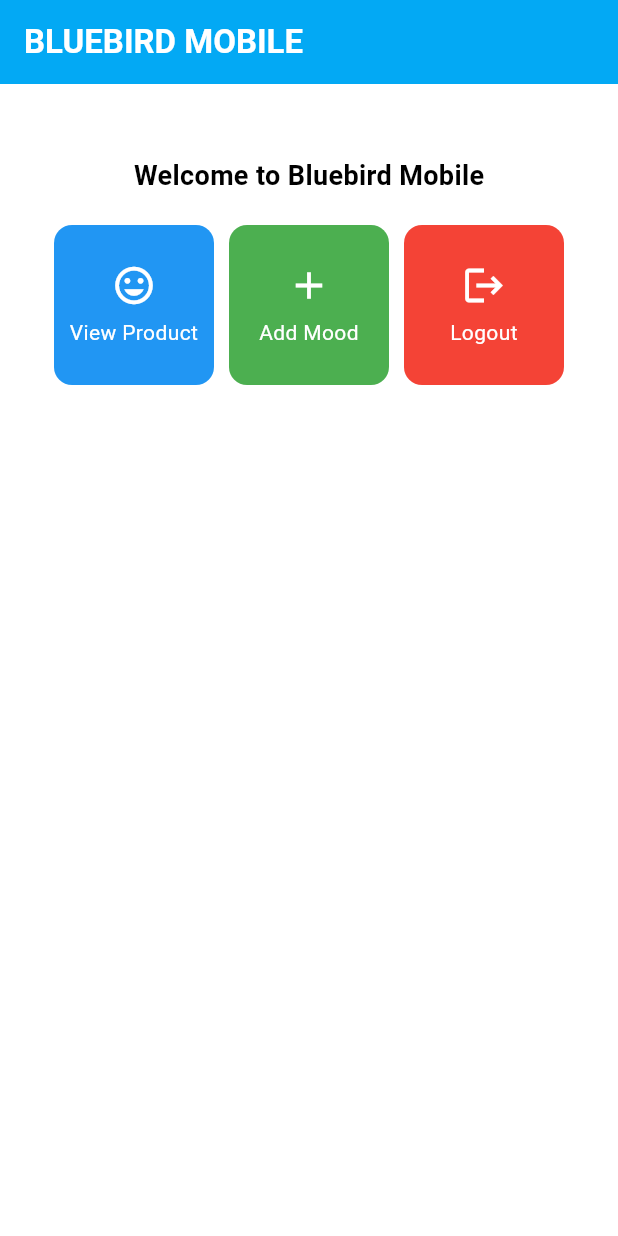
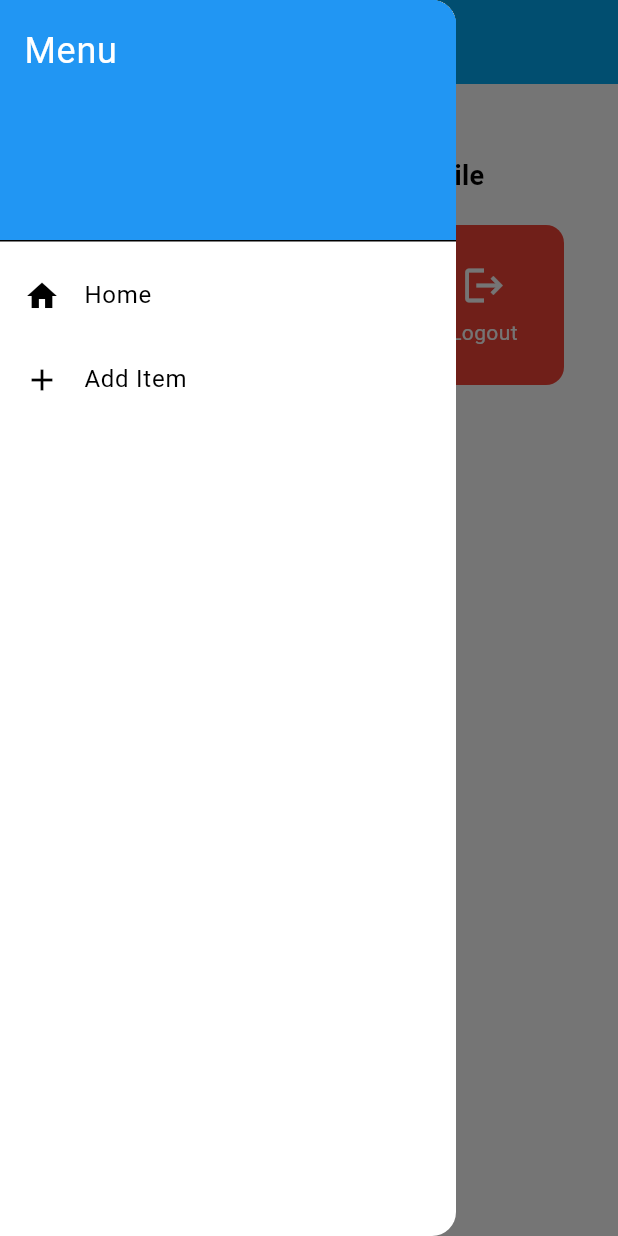
Before and after one commit to izzydharma/bluebird_mobile, a Flutter app: the screen it shows after launch, with the side drawer open (before the commit the screen has no drawer), on a phone screen of 412 x 824 dp. Run offline on Flutter 3.47's test engine with Material 3 defaults, Android fonts, the phone set to English and light mode, and no system bars.

Commit message:
assignment 8

```diff
--- a/lib/menu.dart
+++ b/lib/menu.dart
@@ -1,11 +1,13 @@
 import 'package:flutter/material.dart';
+import 'package:bluebird_mobile/widget/drawer_widget.dart';
+import 'add_item_form.dart';
 
 class MyHomePage extends StatelessWidget {
   MyHomePage({super.key});
 
   final List<ItemHomepage> items = [
     ItemHomepage("View Product", Icons.mood, Colors.blue),
-    ItemHomepage("Add Mood", Icons.add, Colors.green),
+    ItemHomepage("Add Product", Icons.add, Colors.green),
     ItemHomepage("Logout", Icons.logout, Colors.red),
   ];
 
@@ -22,6 +24,7 @@ class MyHomePage extends StatelessWidget {
         ),
         backgroundColor: Theme.of(context).colorScheme.primary,
       ),
+      drawer: DrawerWidget(),
       body: Padding(
         padding: const EdgeInsets.all(16.0),
         child: Column(
@@ -41,7 +44,6 @@ class MyHomePage extends StatelessWidget {
                       ),
                     ),
                   ),
-                  // Grid to display ItemCard in a 3 column grid.
                   GridView.count(
                     primary: true,
                     padding: const EdgeInsets.all(20),
@@ -63,6 +65,8 @@ class MyHomePage extends StatelessWidget {
   }
 }
 
+
+
 class ItemHomepage {
   final String name;
   final IconData icon;
@@ -83,11 +87,18 @@ class ItemCard extends StatelessWidget {
       borderRadius: BorderRadius.circular(12),
       child: InkWell(
         onTap: () {
-          ScaffoldMessenger.of(context)
-            ..hideCurrentSnackBar()
-            ..showSnackBar(
-              SnackBar(content: Text("You have pressed the ${item.name} button!"))
+          if (item.name == "Add Product") {
+            // Navigate to AddItemForm when "Add Product" is tapped
+            Navigator.of(context).push(
+              MaterialPageRoute(builder: (ctx) => AddItemForm()),
             );
+          } else {
+            // Show a snackbar for other items
+            ScaffoldMessenger.of(context)
+              ..hideCurrentSnackBar()
+              ..showSnackBar(SnackBar(
+                  content: Text("You have pressed the ${item.name} button!")));
+          }
         },
         child: Container(
           padding: const EdgeInsets.all(8),
--- /dev/null
+++ b/lib/widget/drawer_widget.dart
@@ -0,0 +1,43 @@
+import 'package:flutter/material.dart';
+import 'package:bluebird_mobile/add_item_form.dart';
+
+class DrawerWidget extends StatelessWidget {
+  @override
+  Widget build(BuildContext context) {
+    return Drawer(
+      child: ListView(
+        padding: EdgeInsets.zero,
+        children: <Widget>[
+          DrawerHeader(
+            decoration: BoxDecoration(
+              color: Colors.blue,
+            ),
+            child: Text(
+              'Menu',
+              style: TextStyle(
+                color: Colors.white,
+                fontSize: 24,
+              ),
+            ),
+          ),
+          ListTile(
+            leading: Icon(Icons.home),
+            title: Text('Home'),
+            onTap: () {
+              Navigator.of(context).pushReplacementNamed('/home');
+            },
+          ),
+          ListTile(
+            leading: Icon(Icons.add),
+            title: Text('Add Item'),
+            onTap: () {
+              Navigator.of(context).push(
+                MaterialPageRoute(builder: (context) => AddItemForm()),
+              );
+            },
+          ),
+        ],
+      ),
+    );
+  }
+}
```
Also changed, not shown: lib/add_item_form.dart (added, +79 -0 lines).
